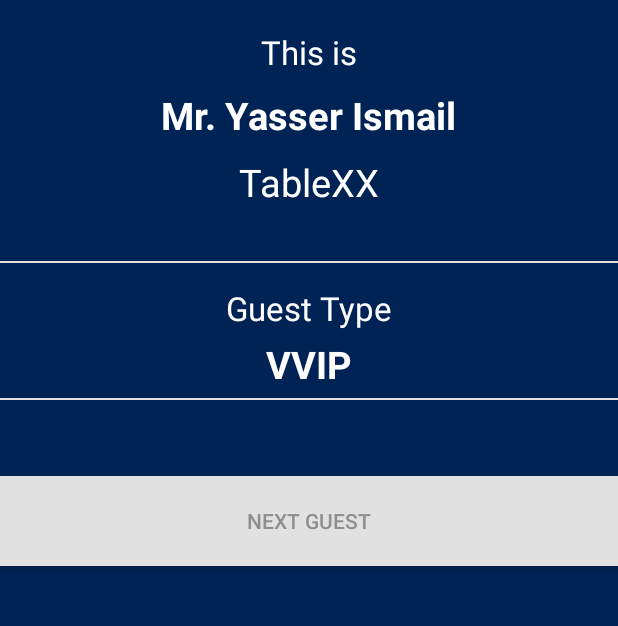
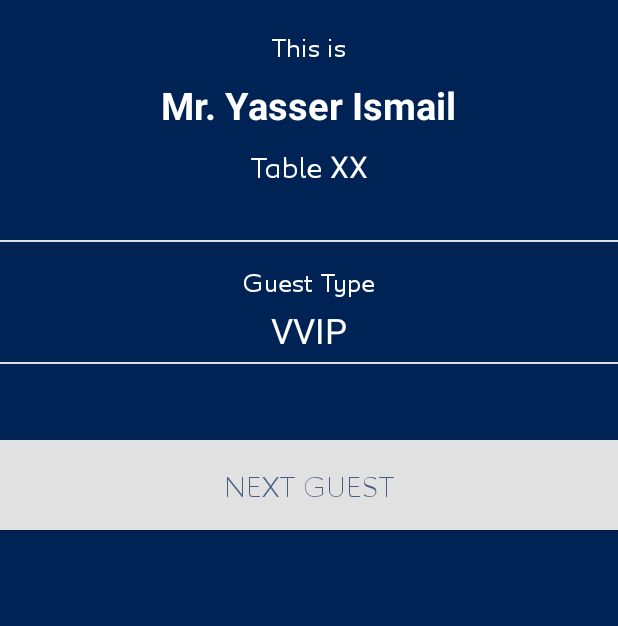
Before and after one commit to MohamedHashim/PEUGEOT_NFCAttendance, an Android app: the Peugeot_In_Out_Activity screen opened directly, with no data from a screen before it, on a phone screen of 412 x 824 dp, the part 285-911 px from its top. Run offline under Robolectric (Android 15) with nearby library versions, the phone set to English and light mode, and no system bars; our stand-ins replace CircleImageView; pictures from the network do not load.

Commit message:
Add font and guesttype

```diff
--- a/app/build.gradle
+++ b/app/build.gradle
@@ -2,7 +2,7 @@ apply plugin: 'com.android.application'
 
 android {
     compileSdkVersion 23
-    buildToolsVersion "23.0.3"
+    buildToolsVersion '25.0.0'
 
     defaultConfig {
         applicationId "com.NFCFZLLE.peugeoteventattendance"
--- a/app/src/main/java/com/NFCFZLLE/eventmanagement/Peugeot_In_Out_Activity.java
+++ b/app/src/main/java/com/NFCFZLLE/eventmanagement/Peugeot_In_Out_Activity.java
@@ -2,6 +2,7 @@ package com.NFCFZLLE.eventmanagement;
 
 import android.content.Intent;
 import android.graphics.Bitmap;
+import android.graphics.Typeface;
 import android.graphics.drawable.Drawable;
 import android.net.Uri;
 import android.provider.MediaStore;
@@ -20,6 +21,7 @@ import com.NFCFZLLE.eventmanagement.utils.CircleImageView;
 import java.io.File;
 
 import static android.R.attr.data;
+import static android.R.attr.typeface;
 
 public class Peugeot_In_Out_Activity extends AppCompatActivity {
 
@@ -30,9 +32,9 @@ public class Peugeot_In_Out_Activity extends AppCompatActivity {
     static final int CAM_REQUEST1 = 1;
 
     public static final String ATTENDEE_KEY = "attendee";
-
-    TextView name, email, attendee_id, eventTitle, company, phone, registration, expiration, ticket, seat, comments, table_number;
-    String name_txt, mail, nfc_id, event_title, company_txt, phone_number, table, photo;
+    Typeface typeFace, typeFace2,typeFace3,typeFace4,typeFace5,typeFace6,typeFace7;
+    TextView name, email, this_is, table_txt, company, phone, registration,mr, guest, ticket, seat, comments, table_number,attendee_type_txt;
+    String name_txt, mail, nfc_id, event_title, company_txt, phone_number, table, photo,attendee_type;
     ImageView a;
     CircleImageView mProfilePic;
 
@@ -48,6 +50,11 @@ public class Peugeot_In_Out_Activity extends AppCompatActivity {
 
 //        mProfilePic = (CircleImageView) findViewById(R.id.profile_pic);
         name = (TextView) findViewById(R.id.name);
+        mr= (TextView) findViewById(R.id.mr);
+        attendee_type_txt= (TextView) findViewById(R.id.attendee_type);
+        this_is= (TextView) findViewById(R.id.this_is);
+        guest= (TextView) findViewById(R.id.guest);
+        table_txt= (TextView) findViewById(R.id.table);
 //        email = (TextView) findViewById(R.id.email);
 //        attendee_id = (TextView) findViewById(R.id.attendee_id);
 //        eventTitle = (TextView) findViewById(R.id.event_title);
@@ -57,10 +64,22 @@ public class Peugeot_In_Out_Activity extends AppCompatActivity {
 //        take_photo = (Button) findViewById(R.id.take_photo);
 //        a= (ImageView) findViewById(R.id.imageView);
 //        expiration = (TextView)findViewById(R.id.expiration_date);
-//        ticket = (TextView)findViewById(R.id.ticket_number);
+//        ticket = (TextView)findViewById(R.id.ticket_tnumber);
 //        seat = (TextView)findViewById(R.id.seat_number);
 //        comments = (TextView)findViewById(R.id.comments_details);
         registration = (TextView) findViewById(R.id.table_number);
+
+        typeFace= Typeface.createFromAsset(getAssets(),"fonts/Peugeot Normal v2_0.ttf");
+        typeFace2= Typeface.createFromAsset(getAssets(),"fonts/Peugeot Light v2_0.ttf");
+        typeFace3= Typeface.createFromAsset(getAssets(),"fonts/Peugeot Bold v2_0.ttf");
+        typeFace4= Typeface.createFromAsset(getAssets(),"fonts/GE Dinar One Light.otf");
+        typeFace5= Typeface.createFromAsset(getAssets(),"fonts/GE Dinar One Medium.otf");
+        typeFace6= Typeface.createFromAsset(getAssets(),"fonts/GE Dinar One Bold.otf");
+        typeFace7= Typeface.createFromAsset(getAssets(),"fonts/GEDinarOne-LightItalic.otf");
+
+
+
+
         Bundle bundle = getIntent().getExtras();
         if (bundle != null) {
             name_txt = bundle.getString("name");
@@ -71,14 +90,20 @@ public class Peugeot_In_Out_Activity extends AppCompatActivity {
             phone_number = bundle.getString("phone_number");
             table = bundle.getString("table");
             photo = bundle.getString("photo");
+            attendee_type=bundle.getString("attendee_type");
 
+            attendee_type_txt.setText(attendee_type);
+            attendee_type_txt.setTypeface(typeFace3);
             name.setText(name_txt);
+            name.setTypeface(typeFace);
+            mr.setTypeface(typeFace);
 //            email.setText(mail);
 //            attendee_id.setText(nfc_id);
 //            eventTitle.setText(event_title);
 //            company.setText(company_txt);
 //            phone.setText(phone_number);
             registration.setText(table);
+            registration.setTypeface(typeFace);
 //            Picasso.with(getApplicationContext()).load(photo).into(mProfilePic);
 
         }
@@ -104,6 +129,7 @@ public class Peugeot_In_Out_Activity extends AppCompatActivity {
 //            Picasso.with(getApplicationContext()).load(photo).into(mProfilePic);
 
         new_scan = (Button) findViewById(R.id.new_scan);
+        new_scan.setTypeface(typeFace2);
         new_scan.setOnClickListener(new View.OnClickListener() {
             @Override
             public void onClick(View v) {
@@ -113,6 +139,10 @@ public class Peugeot_In_Out_Activity extends AppCompatActivity {
                 finish();
             }
         });
+
+        this_is.setTypeface(typeFace);
+        guest.setTypeface(typeFace);
+        table_txt.setTypeface(typeFace);
 //        take_photo.setOnClickListener(new View.OnClickListener() {
 //
 //            @Override
--- a/app/src/main/res/layout/activity_peugeot_in_out.xml
+++ b/app/src/main/res/layout/activity_peugeot_in_out.xml
@@ -45,9 +45,10 @@
     android:layout_width="wrap_content"
     android:layout_height="wrap_content"
     android:text="This is"
+    android:id="@+id/this_is"
     android:textAllCaps="false"
+    android:textSize="17dp"
     android:layout_gravity="center"
-    android:textSize="22dp"
     android:layout_marginTop="20dp"
     android:textColor="@color/white"/>
         <LinearLayout
@@ -59,6 +60,7 @@
             android:layout_width="wrap_content"
             android:layout_height="wrap_content"
             android:text="Mr. "
+                android:id="@+id/mr"
             android:textSize="25dp"
                 android:textStyle="bold"
             android:textAllCaps="false"
@@ -85,16 +87,17 @@
             <TextView
             android:layout_width="wrap_content"
             android:layout_height="wrap_content"
-            android:text="Table"
+            android:text="Table "
+                android:id="@+id/table"
             android:textAllCaps="false"
-                android:textSize="25dp"
+                android:textSize="20dp"
             android:layout_gravity="center"
             android:textColor="@color/white"/>
         <TextView
             android:layout_width="wrap_content"
             android:layout_height="wrap_content"
             android:text="XX"
-            android:textSize="25dp"
+            android:textSize="20dp"
             android:textAllCaps="false"
             android:id="@+id/table_number"
             android:layout_gravity="center"
@@ -110,17 +113,18 @@
             android:layout_width="wrap_content"
             android:layout_height="wrap_content"
             android:text="Guest Type"
+            android:id="@+id/guest"
             android:textAllCaps="false"
+            android:textSize="17dp"
             android:layout_gravity="center"
-            android:textSize="22dp"
             android:textColor="@color/white"/>
         <TextView
             android:layout_width="wrap_content"
             android:layout_height="wrap_content"
             android:text="VVIP"
-            android:textSize="25dp"
-            android:textStyle="bold"
+            android:textSize="23dp"
             android:layout_marginBottom="5dp"
+            android:id="@+id/attendee_type"
             android:layout_marginTop="5dp"
             android:textAllCaps="false"
             android:layout_gravity="center"
@@ -140,7 +144,8 @@
             android:background="#e1e1e1"
             android:id="@+id/new_scan"
             android:text="NEXT GUEST"
-            android:textColor="#8f8f8f" />
+            android:textSize="19dp"
+            android:textColor="#445e82" />
     </LinearLayout>
 
 
--- a/app/src/main/res/layout/activity_peugeot_nfc_activity.xml
+++ b/app/src/main/res/layout/activity_peugeot_nfc_activity.xml
@@ -62,9 +62,10 @@
             <TextView
                 android:layout_width="wrap_content"
                 android:layout_height="wrap_content"
-                android:layout_marginLeft="70dp"
-                android:layout_marginTop="100dp"
+                android:layout_marginLeft="65dp"
+                android:layout_marginTop="95dp"
                 android:text="SCANNING"
+                android:id="@+id/scanning"
                 android:textColor="#778aa4"
                 android:textSize="22dp" />
 
@@ -74,6 +75,7 @@
                 android:layout_marginLeft="95dp"
                 android:layout_marginTop="125dp"
                 android:text="NFC"
+                android:id="@+id/nfc"
                 android:textColor="#002355"
                 android:textSize="26dp"
                 android:textStyle="bold" />
--- a/build.gradle
+++ b/build.gradle
@@ -5,7 +5,7 @@ buildscript {
         jcenter()
     }
     dependencies {
-        classpath 'com.android.tools.build:gradle:2.1.2'
+        classpath 'com.android.tools.build:gradle:2.3.1'
 
         // NOTE: Do not place your application dependencies here; they belong
         // in the individual module build.gradle files
```
Also changed, not shown: app/src/main/java/com/NFCFZLLE/eventmanagement/Peugeot_NFC_activity.java (+13 -3 lines), app/src/main/assets/fonts/GE Dinar One Bold.otf (added), app/src/main/assets/fonts/GE Dinar One Light.otf (added), app/src/main/assets/fonts/GE Dinar One Medium.otf (added), app/src/main/assets/fonts/GEDinarOne-LightItalic.otf (added), app/src/main/assets/fonts/Peugeot Bold v2_0.ttf (added), app/src/main/assets/fonts/Peugeot Light v2_0.ttf (added), app/src/main/assets/fonts/Peugeot Normal v2_0.ttf (added), gradle/wrapper/gradle-wrapper.properties.
